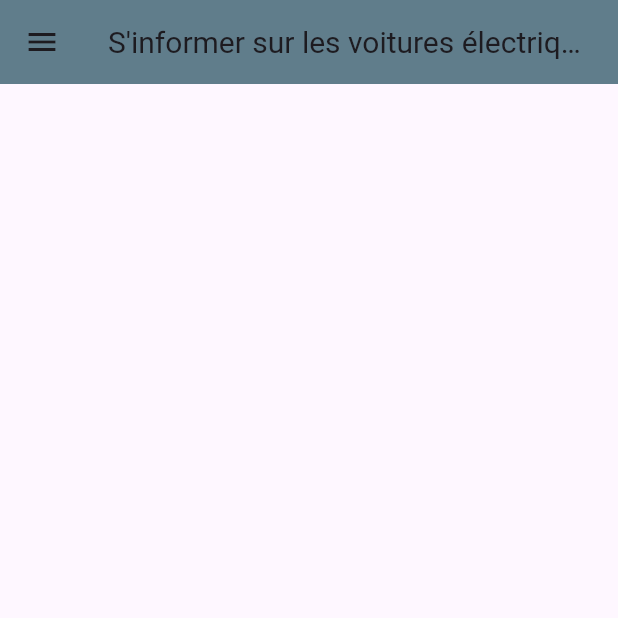
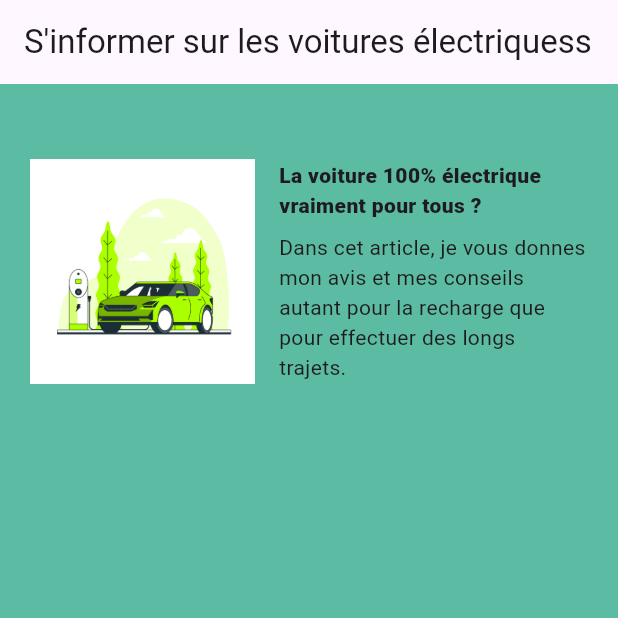
Before and after one commit to Christophe-miranville/blog_azurtech, a Flutter app: the screen it shows after launch, on a phone screen of 412 x 824 dp, the top half of it. Run offline on Flutter 3.47's test engine with Material 3 defaults, Android fonts, the phone set to English and light mode, and no system bars.

Commit message:
one_card_article_on_home

```diff
--- a/lib/main.dart
+++ b/lib/main.dart
@@ -1,4 +1,6 @@
+import 'package:blog_azurtech/views/pages/home/home.dart';
 import 'package:flutter/material.dart';
+import 'package:flutter/widgets.dart';
 
 void main() {
   runApp(const MyApp());
@@ -9,28 +11,10 @@ class MyApp extends StatelessWidget {
 
   @override
   Widget build(BuildContext context) {
-    return MaterialApp(
-      title: 'Flutter Demo',
-      theme: ThemeData(
-        colorScheme: ColorScheme.fromSeed(seedColor: Colors.deepPurple),
-        useMaterial3: true,
-      ),
-      home: Scaffold(
-        appBar: AppBar(
-            backgroundColor: Colors.blueGrey,
-            title: const Text(
-              "S'informer sur les voitures électriques",
-              style: TextStyle(
-                fontSize: 20,
-              ),
-            ),
-            leading: IconButton(
-              icon: const Icon(Icons.menu),
-              onPressed: () => {
-                Scaffold.of(context).openDrawer(),
-              },
-            )),
-      ),
-    );
+    return const MaterialApp(
+      title: 'Mon Blog en Flutter',
+      debugShowCheckedModeBanner: false,
+      home: HomePage(),
+          );
   }
 }
--- /dev/null
+++ b/lib/views/pages/home/home.dart
@@ -0,0 +1,49 @@
+import 'package:flutter/material.dart';
+import 'package:flutter/widgets.dart';
+
+class HomePage extends StatefulWidget {
+  const HomePage({super.key});
+
+  @override
+  State<HomePage> createState() => _HomePageState();
+}
+
+class _HomePageState extends State<HomePage> {
+  @override
+  Widget build(BuildContext context) {
+    return Scaffold(
+      appBar: AppBar(
+        title: const Text('S\'informer sur les voitures électriquess'),
+      ),
+      backgroundColor: const Color.fromARGB(255, 91, 187, 163),
+      body: SingleChildScrollView(
+        child: Padding(
+            padding: const EdgeInsets.symmetric(vertical: 50, horizontal: 20),
+            child: Row(children: [
+              Image.asset(
+                'assets/images/picture_ve.jpg',
+                width: 150,
+              ),
+              const SizedBox(
+                width: 16,
+              ),
+              const Expanded(
+                  child: Column(
+                      crossAxisAlignment: CrossAxisAlignment.start,
+                      children: [
+                    Text(
+                      'La voiture 100% électrique vraiment pour tous ?',
+                      style: TextStyle(fontWeight: FontWeight.w800),
+                    ),
+                    SizedBox(
+                      height: 8,
+                    ),
+                    Text(
+                        'Dans cet article, je vous donnes mon avis et mes conseils autant pour la recharge que pour effectuer des longs trajets.'),
+                  ]))
+            ])),
+
+      ),
+    );
+  }
+}
--- a/pubspec.yaml
+++ b/pubspec.yaml
@@ -60,9 +60,9 @@ flutter:
   uses-material-design: true
 
   # To add assets to your application, add an assets section, like this:
-  # assets:
-  #   - images/a_dot_burr.jpeg
-  #   - images/a_dot_ham.jpeg
+  assets:
+    - assets/images/
+      #   - images/a_dot_ham.jpeg
 
   # An image asset can refer to one or more resolution-specific "variants", see
   # https://flutter.dev/assets-and-images/#resolution-aware
```
Also changed, not shown: assets/images/picture_ve.jpg (added), lib/views/pages/articles/article.dart (added).
